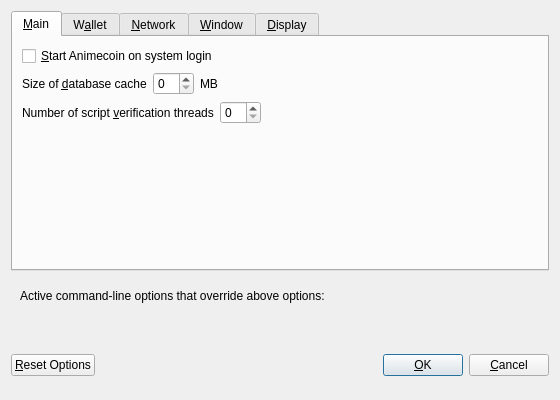
Old version of the form src/qt/forms/optionsdialog.ui in the repository Animecointeam/Animecoin.
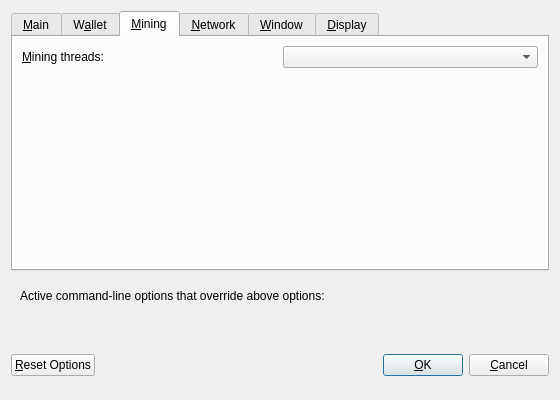
New version of the form. The open tabs and pages were chosen to show the change. Custom widgets are drawn as their Qt base class.

Commit message: Reinstate built-in mining options for testing. Also fix a syntax error in a key parser.

Patch:
```diff
--- a/src/qt/forms/optionsdialog.ui
+++ b/src/qt/forms/optionsdialog.ui
@@ -181,6 +181,50 @@
        </item>
       </layout>
      </widget>
+     <widget class="QWidget" name="tabMining">
+      <attribute name="title">
+       <string>&amp;Mining</string>
+      </attribute>
+      <layout class="QVBoxLayout" name="verticalLayout_Mining">
+       <item>
+        <layout class="QHBoxLayout" name="horizontalLayout_2_Mining">
+         <item>
+          <widget class="QLabel" name="labelMiningProcLimit">
+           <property name="text">
+            <string>&amp;Mining threads:</string>
+           </property>
+           <property name="textFormat">
+            <enum>Qt::PlainText</enum>
+           </property>
+           <property name="buddy">
+            <cstring>comboMiningProcLimit</cstring>
+           </property>
+          </widget>
+         </item>
+         <item>
+          <widget class="QValueComboBox" name="comboMiningProcLimit">
+           <property name="toolTip">
+            <string>Choose the default mining threads.</string>
+           </property>
+          </widget>
+         </item>
+        </layout>
+       </item>
+       <item>
+        <spacer name="verticalSpacer_Display2">
+         <property name="orientation">
+          <enum>Qt::Vertical</enum>
+         </property>
+         <property name="sizeHint" stdset="0">
+          <size>
+           <width>20</width>
+           <height>40</height>
+          </size>
+         </property>
+        </spacer>
+       </item>
+      </layout>
+     </widget>
      <widget class="QWidget" name="tabNetwork">
       <attribute name="title">
        <string>&amp;Network</string>
```
The commit also changes 9 other files.
